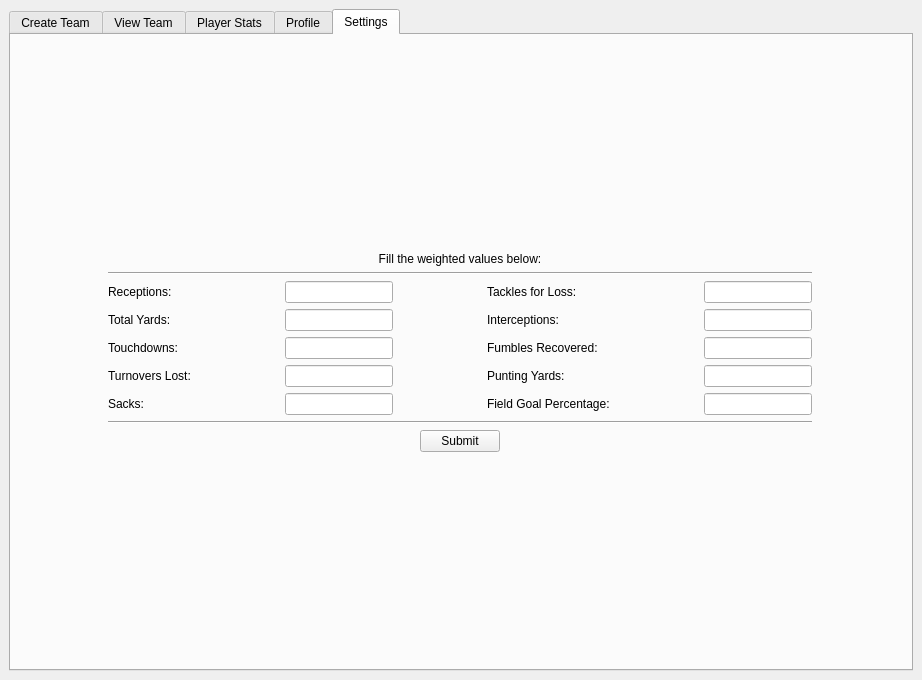
Old version of the form client/ui_xml/another_window_widget.ui in the repository shubhpatel18/cs440.
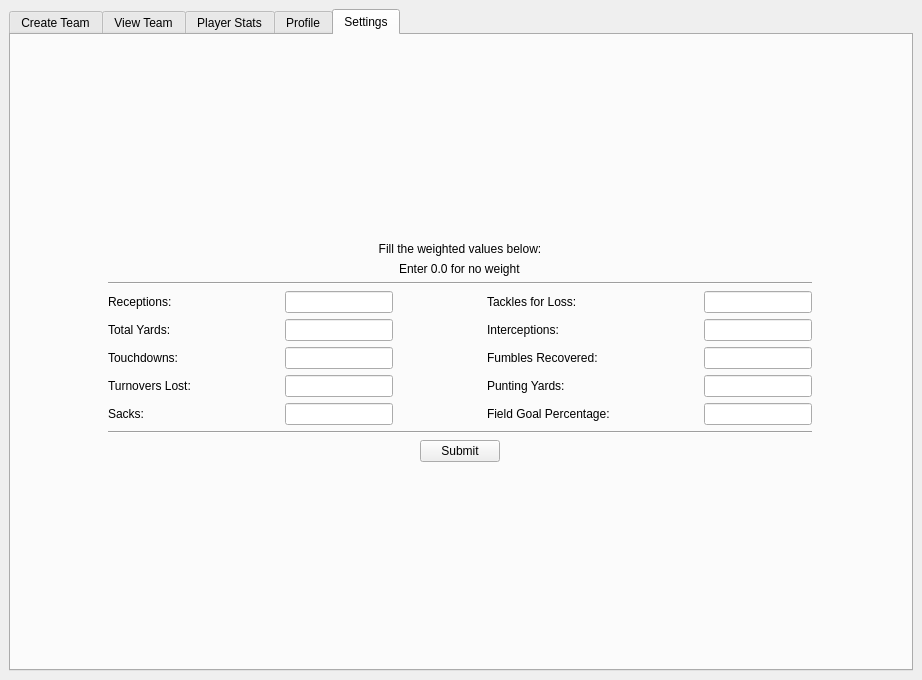
New version of the form.

Commit message: Added settings functionality with weights

```diff
--- a/client/ui_xml/another_window_widget.ui
+++ b/client/ui_xml/another_window_widget.ui
@@ -60,31 +60,7 @@
        <layout class="QVBoxLayout" name="verticalLayout_2">
         <item>
          <layout class="QGridLayout" name="gridLayout">
-          <item row="6" column="0">
-           <widget class="QLabel" name="sacks_label">
-            <property name="text">
-             <string>Sacks:</string>
-            </property>
-           </widget>
-          </item>
-          <item row="4" column="1">
-           <widget class="QLineEdit" name="touchdowns_edit">
-            <property name="sizePolicy">
-             <sizepolicy hsizetype="Fixed" vsizetype="Fixed">
-              <horstretch>0</horstretch>
-              <verstretch>0</verstretch>
-             </sizepolicy>
-            </property>
-           </widget>
-          </item>
-          <item row="4" column="2">
-           <widget class="QLabel" name="fumbles_label">
-            <property name="text">
-             <string>Fumbles Recovered:</string>
-            </property>
-           </widget>
-          </item>
-          <item row="2" column="3">
+          <item row="3" column="3">
            <widget class="QLineEdit" name="tfl_edit">
             <property name="sizePolicy">
              <sizepolicy hsizetype="Fixed" vsizetype="Fixed">
@@ -97,7 +73,7 @@
             </property>
            </widget>
           </item>
-          <item row="2" column="1">
+          <item row="3" column="1">
            <widget class="QLineEdit" name="receptions_edit">
             <property name="sizePolicy">
              <sizepolicy hsizetype="Fixed" vsizetype="Fixed">
@@ -107,7 +83,7 @@
             </property>
            </widget>
           </item>
-          <item row="6" column="3">
+          <item row="7" column="3">
            <widget class="QLineEdit" name="fg_percentage_edit">
             <property name="sizePolicy">
              <sizepolicy hsizetype="Fixed" vsizetype="Fixed">
@@ -117,57 +93,7 @@
             </property>
            </widget>
           </item>
-          <item row="5" column="2">
-           <widget class="QLabel" name="punting_label">
-            <property name="text">
-             <string>Punting Yards:</string>
-            </property>
-           </widget>
-          </item>
-          <item row="3" column="3">
-           <widget class="QLineEdit" name="interceptions_edit">
-            <property name="sizePolicy">
-             <sizepolicy hsizetype="Fixed" vsizetype="Fixed">
-              <horstretch>0</horstretch>
-              <verstretch>0</verstretch>
-             </sizepolicy>
-            </property>
-           </widget>
-          </item>
-          <item row="8" column="0" colspan="4" alignment="Qt::AlignHCenter">
-           <widget class="QPushButton" name="submit_button">
-            <property name="sizePolicy">
-             <sizepolicy hsizetype="Fixed" vsizetype="Fixed">
-              <horstretch>0</horstretch>
-              <verstretch>0</verstretch>
-             </sizepolicy>
-            </property>
-            <property name="text">
-             <string>Submit</string>
-            </property>
-           </widget>
-          </item>
-          <item row="5" column="1">
-           <widget class="QLineEdit" name="turnovers_edit">
-            <property name="sizePolicy">
-             <sizepolicy hsizetype="Fixed" vsizetype="Fixed">
-              <horstretch>0</horstretch>
-              <verstretch>0</verstretch>
-             </sizepolicy>
-            </property>
-           </widget>
-          </item>
-          <item row="6" column="1">
-           <widget class="QLineEdit" name="sacks_edit">
-            <property name="sizePolicy">
-             <sizepolicy hsizetype="Fixed" vsizetype="Fixed">
-              <horstretch>0</horstretch>
-              <verstretch>0</verstretch>
-             </sizepolicy>
-            </property>
-           </widget>
-          </item>
-          <item row="5" column="3">
+          <item row="6" column="3">
            <widget class="QLineEdit" name="punting_edit">
             <property name="sizePolicy">
              <sizepolicy hsizetype="Fixed" vsizetype="Fixed">
@@ -177,75 +103,48 @@
             </property>
            </widget>
           </item>
-          <item row="3" column="0">
-           <widget class="QLabel" name="yards_label">
-            <property name="text">
-             <string>Total Yards:</string>
+          <item row="4" column="1">
+           <widget class="QLineEdit" name="yards_edit">
+            <property name="sizePolicy">
+             <sizepolicy hsizetype="Fixed" vsizetype="Fixed">
+              <horstretch>0</horstretch>
+              <verstretch>0</verstretch>
+             </sizepolicy>
             </property>
            </widget>
           </item>
-          <item row="6" column="2">
-           <widget class="QLabel" name="fg_percentage_label">
+          <item row="2" column="0" colspan="4">
+           <widget class="Line" name="line">
+            <property name="orientation">
+             <enum>Qt::Horizontal</enum>
+            </property>
+           </widget>
+          </item>
+          <item row="6" column="1">
+           <widget class="QLineEdit" name="turnovers_edit">
             <property name="sizePolicy">
-             <sizepolicy hsizetype="Fixed" vsizetype="Preferred">
+             <sizepolicy hsizetype="Fixed" vsizetype="Fixed">
               <horstretch>0</horstretch>
               <verstretch>0</verstretch>
              </sizepolicy>
             </property>
-            <property name="text">
-             <string>Field Goal Percentage:</string>
-            </property>
            </widget>
           </item>
           <item row="5" column="0">
-           <widget class="QLabel" name="turnovers_label">
-            <property name="text">
-             <string>Turnovers Lost:</string>
-            </property>
-           </widget>
-          </item>
-          <item row="2" column="2">
-           <widget class="QLabel" name="tfl_label">
-            <property name="text">
-             <string>Tackles for Loss:</string>
-            </property>
-           </widget>
-          </item>
-          <item row="4" column="3">
-           <widget class="QLineEdit" name="fumbles_edit">
-            <property name="sizePolicy">
-             <sizepolicy hsizetype="Fixed" vsizetype="Fixed">
-              <horstretch>0</horstretch>
-              <verstretch>0</verstretch>
-             </sizepolicy>
-            </property>
-           </widget>
-          </item>
-          <item row="4" column="0">
            <widget class="QLabel" name="touchdowns_label">
             <property name="text">
              <string>Touchdowns:</string>
             </property>
            </widget>
           </item>
-          <item row="3" column="2">
-           <widget class="QLabel" name="interceptions_label">
-            <property name="text">
-             <string>Interceptions:</string>
-            </property>
-           </widget>
-          </item>
-          <item row="2" column="0">
-           <widget class="QLabel" name="receptions_label">
+          <item row="4" column="3">
+           <widget class="QLineEdit" name="interceptions_edit">
             <property name="sizePolicy">
-             <sizepolicy hsizetype="Fixed" vsizetype="Preferred">
+             <sizepolicy hsizetype="Fixed" vsizetype="Fixed">
               <horstretch>0</horstretch>
               <verstretch>0</verstretch>
              </sizepolicy>
             </property>
-            <property name="text">
-             <string>Receptions:</string>
-            </property>
            </widget>
           </item>
           <item row="0" column="0" colspan="4">
@@ -267,9 +166,22 @@
             </property>
            </widget>
           </item>
-          <item row="3" column="1">
-           <widget class="QLineEdit" name="yards_edit">
+          <item row="7" column="2">
+           <widget class="QLabel" name="fg_percentage_label">
             <property name="sizePolicy">
+             <sizepolicy hsizetype="Fixed" vsizetype="Preferred">
+              <horstretch>0</horstretch>
+              <verstretch>0</verstretch>
+             </sizepolicy>
+            </property>
+            <property name="text">
+             <string>Field Goal Percentage:</string>
+            </property>
+           </widget>
+          </item>
+          <item row="5" column="3">
+           <widget class="QLineEdit" name="fumbles_edit">
+            <property name="sizePolicy">
              <sizepolicy hsizetype="Fixed" vsizetype="Fixed">
               <horstretch>0</horstretch>
               <verstretch>0</verstretch>
@@ -277,17 +189,118 @@
             </property>
            </widget>
           </item>
-          <item row="7" column="0" colspan="4">
+          <item row="9" column="0" colspan="4" alignment="Qt::AlignHCenter">
+           <widget class="QPushButton" name="submit_button">
+            <property name="sizePolicy">
+             <sizepolicy hsizetype="Fixed" vsizetype="Fixed">
+              <horstretch>0</horstretch>
+              <verstretch>0</verstretch>
+             </sizepolicy>
+            </property>
+            <property name="text">
+             <string>Submit</string>
+            </property>
+           </widget>
+          </item>
+          <item row="3" column="0">
+           <widget class="QLabel" name="receptions_label">
+            <property name="sizePolicy">
+             <sizepolicy hsizetype="Fixed" vsizetype="Preferred">
+              <horstretch>0</horstretch>
+              <verstretch>0</verstretch>
+             </sizepolicy>
+            </property>
+            <property name="text">
+             <string>Receptions:</string>
+            </property>
+           </widget>
+          </item>
+          <item row="7" column="1">
+           <widget class="QLineEdit" name="sacks_edit">
+            <property name="sizePolicy">
+             <sizepolicy hsizetype="Fixed" vsizetype="Fixed">
+              <horstretch>0</horstretch>
+              <verstretch>0</verstretch>
+             </sizepolicy>
+            </property>
+           </widget>
+          </item>
+          <item row="6" column="2">
+           <widget class="QLabel" name="punting_label">
+            <property name="text">
+             <string>Punting Yards:</string>
+            </property>
+           </widget>
+          </item>
+          <item row="4" column="0">
+           <widget class="QLabel" name="yards_label">
+            <property name="text">
+             <string>Total Yards:</string>
+            </property>
+           </widget>
+          </item>
+          <item row="5" column="1">
+           <widget class="QLineEdit" name="touchdowns_edit">
+            <property name="sizePolicy">
+             <sizepolicy hsizetype="Fixed" vsizetype="Fixed">
+              <horstretch>0</horstretch>
+              <verstretch>0</verstretch>
+             </sizepolicy>
+            </property>
+           </widget>
+          </item>
+          <item row="7" column="0">
+           <widget class="QLabel" name="sacks_label">
+            <property name="text">
+             <string>Sacks:</string>
+            </property>
+           </widget>
+          </item>
+          <item row="5" column="2">
+           <widget class="QLabel" name="fumbles_label">
+            <property name="text">
+             <string>Fumbles Recovered:</string>
+            </property>
+           </widget>
+          </item>
+          <item row="4" column="2">
+           <widget class="QLabel" name="interceptions_label">
+            <property name="text">
+             <string>Interceptions:</string>
+            </property>
+           </widget>
+          </item>
+          <item row="6" column="0">
+           <widget class="QLabel" name="turnovers_label">
+            <property name="text">
+             <string>Turnovers Lost:</string>
+            </property>
+           </widget>
+          </item>
+          <item row="3" column="2">
+           <widget class="QLabel" name="tfl_label">
+            <property name="text">
+             <string>Tackles for Loss:</string>
+            </property>
+           </widget>
+          </item>
+          <item row="8" column="0" colspan="4">
            <widget class="Line" name="line_2">
             <property name="orientation">
              <enum>Qt::Horizontal</enum>
             </property>
            </widget>
           </item>
-          <item row="1" column="0" colspan="4">
-           <widget class="Line" name="line">
-            <property name="orientation">
-             <enum>Qt::Horizontal</enum>
+          <item row="1" column="0" colspan="4" alignment="Qt::AlignHCenter">
+           <widget class="QLabel" name="label">
+            <property name="sizePolicy">
+             <sizepolicy hsizetype="Preferred" vsizetype="Fixed">
+              <horstretch>0</horstretch>
+              <verstretch>0</verstretch>
+             </sizepolicy>
+            </property>
+            <property name="text">
+             <string>Enter 0.0 for no weight</string>
             </property>
            </widget>
           </item>
```
Left out of the diff: 2 changed lines with no effect on the pictures. The commit also changes 6 other files.
